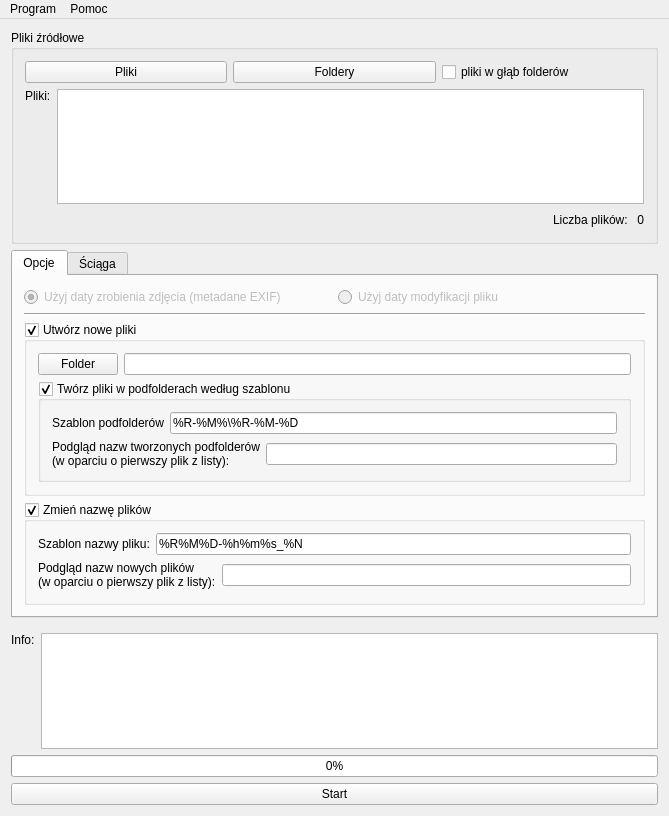
This is PhotoDateOrganizer/MainWindow.ui in killdaclick/photodateorganizer as Qt 5 draws it before an edit. The edited form follows.
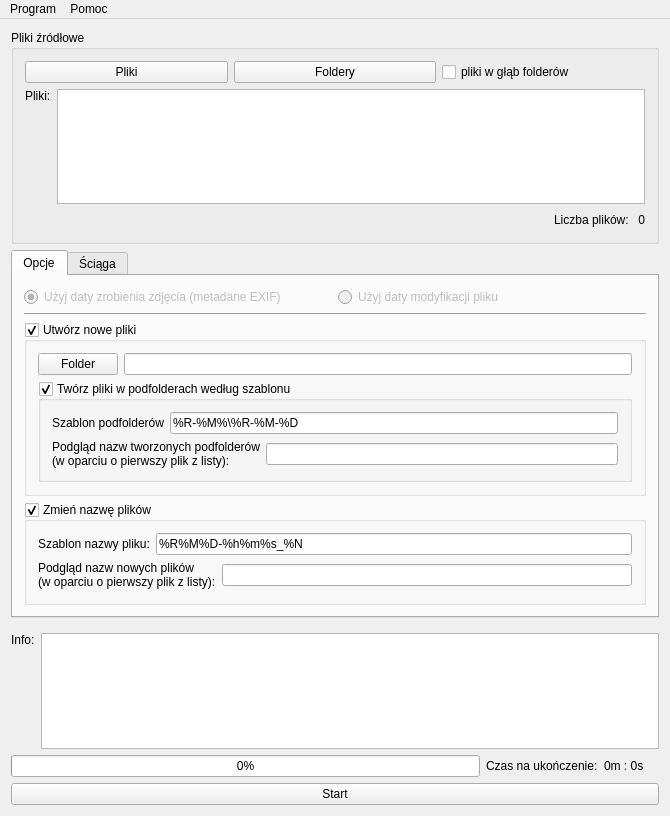
This is the edited form. Icons and pictures are not drawn.

Commit message: Release v1.2.0 Calculating finish time. Fixed bug with converted files count when aborted conversion.

```diff
--- a/PhotoDateOrganizer/MainWindow.ui
+++ b/PhotoDateOrganizer/MainWindow.ui
@@ -9,7 +9,7 @@
    <rect>
     <x>0</x>
     <y>0</y>
-    <width>669</width>
+    <width>670</width>
     <height>816</height>
    </rect>
   </property>
@@ -678,6 +678,11 @@
      </layout>
     </item>
     <item>
+     <layout class="QHBoxLayout" name="horizontalLayout_12">
+      <property name="topMargin">
+       <number>0</number>
+      </property>
+      <item>
      <widget class="QProgressBar" name="progressBar">
       <property name="toolTip">
        <string>Pasek postępu prac</string>
@@ -697,6 +702,34 @@
      </widget>
     </item>
     <item>
+       <widget class="QLabel" name="label_2">
+        <property name="toolTip">
+         <string>Przewidywany czas na ukończenie operacji konwersji</string>
+        </property>
+        <property name="text">
+         <string>Czas na ukończenie:</string>
+        </property>
+       </widget>
+      </item>
+      <item>
+       <widget class="QLabel" name="timeToFinish">
+        <property name="minimumSize">
+         <size>
+          <width>55</width>
+          <height>0</height>
+         </size>
+        </property>
+        <property name="toolTip">
+         <string>Przewidywany czas na ukończenie operacji konwersji</string>
+        </property>
+        <property name="text">
+         <string>0m : 0s</string>
+        </property>
+       </widget>
+      </item>
+     </layout>
+    </item>
+    <item>
      <widget class="QPushButton" name="startBtn">
       <property name="toolTip">
        <string>Uruchomienie konwersji</string>
@@ -723,7 +756,7 @@
     <rect>
      <x>0</x>
      <y>0</y>
-     <width>669</width>
+     <width>670</width>
      <height>21</height>
     </rect>
    </property>
```
Lines whose indentation alone changed are shown as unchanged. The commit also changes 3 other files.
